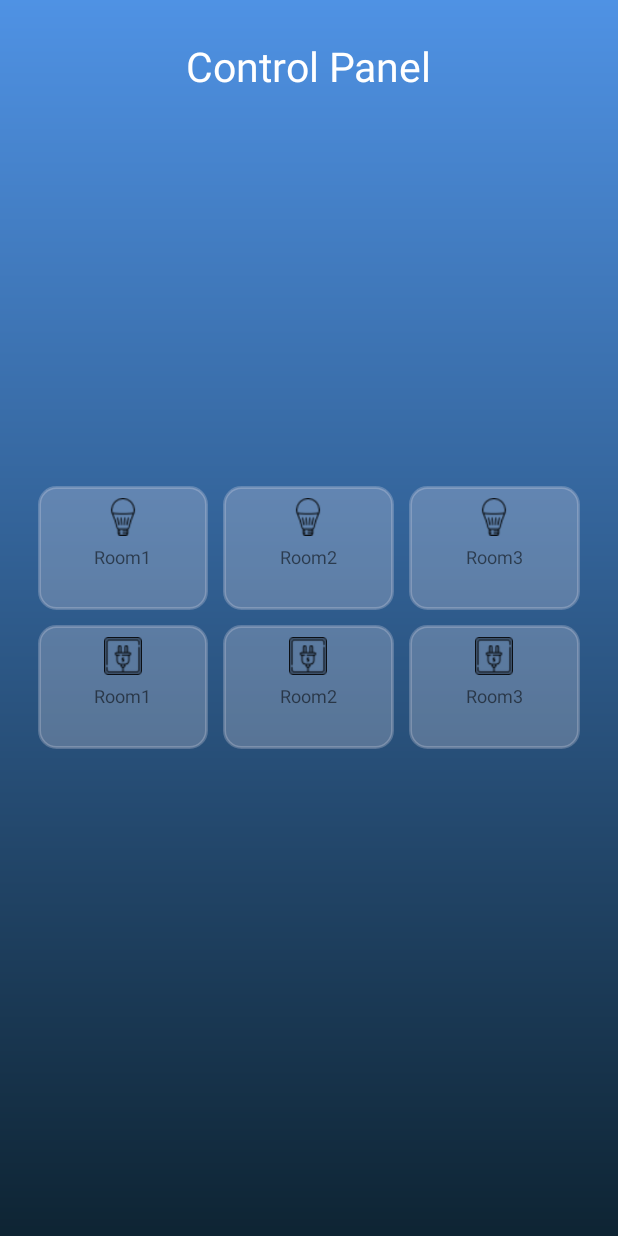
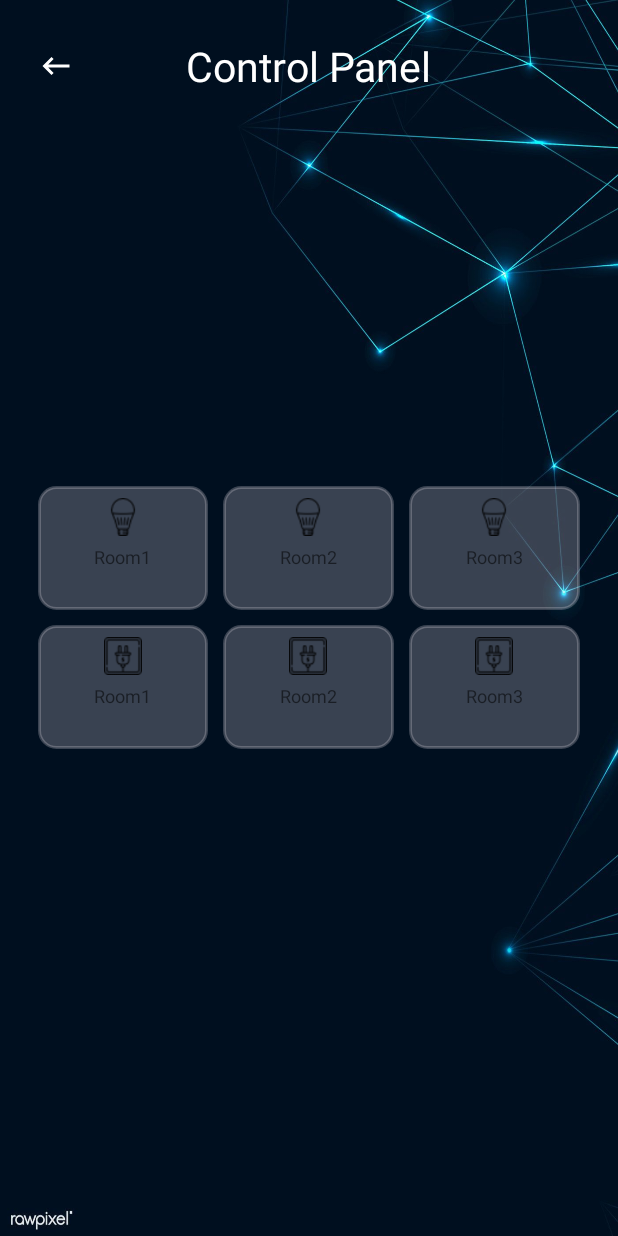
Before and after one commit to Mbesmek/Firebase-Android, an Android app: the RoomControlActivity screen opened directly, with no data from a screen before it, on a phone screen of 412 x 824 dp. Run offline under Robolectric (Android 15) with nearby library versions, the phone set to English and light mode, and no system bars; our stand-ins replace Firebase (no records; nobody signed in at launch, a user with empty details on screens opened directly).

Commit message:
edit activity background and added back button

```diff
--- a/app/src/main/java/com/example/firebase101/controls/RoomControlActivity.kt
+++ b/app/src/main/java/com/example/firebase101/controls/RoomControlActivity.kt
@@ -1,12 +1,16 @@
 package com.example.firebase101.controls
 
 import android.annotation.SuppressLint
+import android.content.Intent
 import androidx.appcompat.app.AppCompatActivity
 import android.os.Bundle
+import android.widget.ImageView
 import android.widget.LinearLayout
 import android.widget.TextView
 import androidx.core.content.ContextCompat
 import com.example.firebase101.R
+import com.example.firebase101.main.MainActivity
+import com.example.firebase101.userAuth.LoginActivity
 import com.google.firebase.database.DataSnapshot
 import com.google.firebase.database.DatabaseError
 import com.google.firebase.database.FirebaseDatabase
@@ -27,6 +31,7 @@ class RoomControlActivity : AppCompatActivity() {
     lateinit var txtElectric1: TextView
     lateinit var txtElectric2: TextView
     lateinit var txtElectric3: TextView
+
 
     lateinit var layouts: ArrayList<LinearLayout>
     lateinit var controlValue: ArrayList<String>
@@ -133,6 +138,12 @@ class RoomControlActivity : AppCompatActivity() {
     @SuppressLint("SetTextI18n")
     private fun listeners() {
         val database = FirebaseDatabase.getInstance().reference
+
+        val imgBackButton = findViewById<ImageView>(R.id.tool_bar_left_icon)
+
+        imgBackButton.setOnClickListener {
+            startActivity(Intent(this, MainActivity::class.java))
+        }
 
         llLamp1.setOnClickListener {
             if (controlValue[0] == "On") {
--- a/app/src/main/java/com/example/firebase101/userAuth/UserActivity.kt
+++ b/app/src/main/java/com/example/firebase101/userAuth/UserActivity.kt
@@ -4,7 +4,9 @@ import android.content.Intent
 import androidx.appcompat.app.AppCompatActivity
 import android.os.Bundle
 import android.widget.Button
+import android.widget.ImageView
 import com.example.firebase101.R
+import com.example.firebase101.main.MainActivity
 import com.google.firebase.auth.FirebaseAuth
 
 class UserActivity : AppCompatActivity() {
@@ -17,6 +19,14 @@ class UserActivity : AppCompatActivity() {
     }
 
     private fun listener() {
+
+
+        val imgBackButton = findViewById<ImageView>(R.id.tool_bar_left_icon)
+
+        imgBackButton.setOnClickListener {
+            startActivity(Intent(this, MainActivity::class.java))
+        }
+
         val btnLogout = findViewById<Button>(R.id.btnLogout)
         btnLogout.setOnClickListener {
             FirebaseAuth.getInstance().signOut()
--- a/app/src/main/res/layout/activity_login.xml
+++ b/app/src/main/res/layout/activity_login.xml
@@ -3,7 +3,7 @@
     xmlns:app="http://schemas.android.com/apk/res-auto"
     android:layout_width="match_parent"
     android:layout_height="match_parent"
-    android:background="@drawable/login_background">
+    android:background="@drawable/bck5">
 
     <ImageView
         android:id="@+id/imageView"
@@ -12,7 +12,8 @@
         android:layout_centerHorizontal="true"
         android:layout_marginTop="50dp"
         app:srcCompat="@drawable/login"
-        android:background="@color/white"/>
+        android:background="@color/white"
+        android:visibility="invisible"/>
 
     <EditText
         android:id="@+id/edtLoginMail"
--- a/app/src/main/res/layout/activity_register.xml
+++ b/app/src/main/res/layout/activity_register.xml
@@ -3,7 +3,7 @@
     android:layout_width="match_parent"
     android:layout_height="match_parent"
     android:layout_gravity="center_horizontal"
-    android:background="@drawable/login_background"
+    android:background="@drawable/bck5"
     android:gravity="center_horizontal"
     android:orientation="vertical">
 
--- a/app/src/main/res/layout/activity_room_control.xml
+++ b/app/src/main/res/layout/activity_room_control.xml
@@ -3,7 +3,7 @@
     xmlns:app="http://schemas.android.com/apk/res-auto"
     android:layout_width="match_parent"
     android:layout_height="match_parent"
-    android:background="@drawable/activitycolor_background"
+    android:background="@drawable/bck5"
     android:orientation="vertical"
     android:padding="25dp">
 
@@ -13,23 +13,30 @@
         android:layout_height="match_parent"
         android:visibility="visible">
 
-        <LinearLayout
+        <RelativeLayout
             android:id="@+id/addressContainer"
             android:layout_width="match_parent"
-            android:layout_height="wrap_content"
-            android:gravity="center"
-            android:orientation="vertical">
+            android:layout_height="wrap_content">
+
+            <ImageView
+                android:id="@+id/tool_bar_left_icon"
+                android:layout_width="wrap_content"
+                android:layout_height="wrap_content"
+                android:layout_alignParentLeft="true"
+                android:layout_centerVertical="true"
+                android:src="@drawable/ic_baseline_keyboard_backspace_24"
+                app:tint="@color/white" />
 
 
             <TextView
                 android:id="@+id/updated_date"
                 android:layout_width="wrap_content"
                 android:layout_height="wrap_content"
+                android:layout_centerHorizontal="true"
+                android:text="Control Panel"
                 android:textColor="@color/white"
-                android:textSize="27dp"
-                android:text="Control Panel"/>
-        </LinearLayout>
-
+                android:textSize="27dp" />
+        </RelativeLayout>
 
 
         <LinearLayout
@@ -46,39 +53,38 @@
                 android:weightSum="3">
 
                 <LinearLayout
+                    android:id="@+id/llLampControl1"
                     android:layout_width="0dp"
                     android:layout_height="wrap_content"
                     android:layout_weight="1"
                     android:background="@drawable/curved_background"
                     android:gravity="center"
                     android:orientation="vertical"
-                    android:padding="8dp"
-                    android:id="@+id/llLampControl1">
+                    android:padding="8dp">
 
                     <ImageView
                         android:layout_width="25dp"
                         android:layout_height="25dp"
                         android:src="@drawable/led_lamp"
-                        app:tint="@color/black"
-                        android:visibility="visible" />
+                        android:visibility="visible"
+                        app:tint="@color/black" />
 
                     <Space
                         android:layout_width="wrap_content"
                         android:layout_height="5dp" />
 
                     <TextView
+                        android:id="@+id/LampControlHeader1"
                         android:layout_width="wrap_content"
                         android:layout_height="wrap_content"
                         android:text="Room1"
-                        android:textSize="12dp"
-                        android:id="@+id/LampControlHeader1"/>
+                        android:textSize="12dp" />
 
                     <TextView
                         android:id="@+id/txtLampControl1"
                         android:layout_width="wrap_content"
                         android:layout_height="wrap_content"
-                        android:textSize="14dp"
-                        />
+                        android:textSize="14dp" />
                 </LinearLayout>
 
                 <Space
@@ -86,32 +92,32 @@
                     android:layout_height="wrap_content" />
 
                 <LinearLayout
+                    android:id="@+id/llLampControl2"
                     android:layout_width="0dp"
                     android:layout_height="wrap_content"
                     android:layout_weight="1"
                     android:background="@drawable/curved_background"
                     android:gravity="center"
                     android:orientation="vertical"
-                    android:padding="8dp"
-                    android:id="@+id/llLampControl2">
+                    android:padding="8dp">
 
                     <ImageView
                         android:layout_width="25dp"
                         android:layout_height="25dp"
                         android:src="@drawable/led_lamp"
-                        app:tint="@color/black"
-                        android:visibility="visible" />
+                        android:visibility="visible"
+                        app:tint="@color/black" />
 
                     <Space
                         android:layout_width="wrap_content"
                         android:layout_height="5dp" />
 
                     <TextView
+                        android:id="@+id/lampControlHeader2"
                         android:layout_width="wrap_content"
                         android:layout_height="wrap_content"
                         android:text="Room2"
-                        android:textSize="12dp"
-                        android:id="@+id/lampControlHeader2"/>
+                        android:textSize="12dp" />
 
                     <TextView
                         android:id="@+id/txtLampControl2"
@@ -125,14 +131,14 @@
                     android:layout_height="wrap_content" />
 
                 <LinearLayout
+                    android:id="@+id/llLampControl3"
                     android:layout_width="0dp"
                     android:layout_height="wrap_content"
                     android:layout_weight="1"
                     android:background="@drawable/curved_background"
                     android:gravity="center"
                     android:orientation="vertical"
-                    android:padding="8dp"
-                    android:id="@+id/llLampControl3">
+                    android:padding="8dp">
 
                     <ImageView
                         android:layout_width="25dp"
@@ -146,11 +152,11 @@
                         android:layout_height="5dp" />
 
                     <TextView
+                        android:id="@+id/lampControlHeader3"
                         android:layout_width="wrap_content"
                         android:layout_height="wrap_content"
                         android:text="Room3"
-                        android:textSize="12dp"
-                        android:id="@+id/lampControlHeader3"/>
+                        android:textSize="12dp" />
 
                     <TextView
                         android:id="@+id/txtLampControl3"
@@ -171,39 +177,38 @@
                 android:weightSum="3">
 
                 <LinearLayout
+                    android:id="@+id/llElectricControl1"
                     android:layout_width="0dp"
                     android:layout_height="wrap_content"
                     android:layout_weight="1"
                     android:background="@drawable/curved_background"
                     android:gravity="center"
                     android:orientation="vertical"
-                    android:padding="8dp"
-                    android:id="@+id/llElectricControl1">
+                    android:padding="8dp">
 
                     <ImageView
                         android:layout_width="25dp"
                         android:layout_height="25dp"
                         android:src="@drawable/electric_plug"
-                        app:tint="@color/black"
-                        android:visibility="visible" />
+                        android:visibility="visible"
+                        app:tint="@color/black" />
 
                     <Space
                         android:layout_width="wrap_content"
                         android:layout_height="5dp" />
 
                     <TextView
+                        android:id="@+id/electricControlHeader1"
                         android:layout_width="wrap_content"
                         android:layout_height="wrap_content"
                         android:text="Room1"
-                        android:textSize="12dp"
-                        android:id="@+id/electricControlHeader1"/>
+                        android:textSize="12dp" />
 
                     <TextView
                         android:id="@+id/txtElectronicControl1"
                         android:layout_width="wrap_content"
                         android:layout_height="wrap_content"
-                        android:textSize="14dp"
-                        />
+                        android:textSize="14dp" />
                 </LinearLayout>
 
                 <Space
@@ -211,14 +216,14 @@
                     android:layout_height="wrap_content" />
 
                 <LinearLayout
+                    android:id="@+id/llElectricControl2"
                     android:layout_width="0dp"
                     android:layout_height="wrap_content"
                     android:layout_weight="1"
                     android:background="@drawable/curved_background"
                     android:gravity="center"
                     android:orientation="vertical"
-                    android:padding="8dp"
-                    android:id="@+id/llElectricControl2">
+                    android:padding="8dp">
 
                     <ImageView
                         android:layout_width="25dp"
@@ -231,11 +236,11 @@
                         android:layout_height="5dp" />
 
                     <TextView
+                        android:id="@+id/electricControlHeader2"
                         android:layout_width="wrap_content"
                         android:layout_height="wrap_content"
                         android:text="Room2"
-                        android:textSize="12dp"
-                        android:id="@+id/electricControlHeader2"/>
+                        android:textSize="12dp" />
 
                     <TextView
                         android:id="@+id/txtElectronicControl2"
@@ -249,14 +254,14 @@
                     android:layout_height="wrap_content" />
 
                 <LinearLayout
+                    android:id="@+id/llElectricControl3"
                     android:layout_width="0dp"
                     android:layout_height="wrap_content"
                     android:layout_weight="1"
                     android:background="@drawable/curved_background"
                     android:gravity="center"
                     android:orientation="vertical"
-                    android:padding="8dp"
-                    android:id="@+id/llElectricControl3">
+                    android:padding="8dp">
 
                     <ImageView
                         android:layout_width="25dp"
@@ -270,11 +275,11 @@
                         android:layout_height="5dp" />
 
                     <TextView
+                        android:id="@+id/electricControlHeader3"
                         android:layout_width="wrap_content"
                         android:layout_height="wrap_content"
                         android:text="Room3"
-                        android:textSize="12dp"
-                        android:id="@+id/electricControlHeader3"/>
+                        android:textSize="12dp" />
 
                     <TextView
                         android:id="@+id/txtElectronicControl3"
@@ -285,8 +290,6 @@
             </LinearLayout>
         </LinearLayout>
     </RelativeLayout>
-
-
 
 
     <ProgressBar
--- a/app/src/main/res/layout/activity_user.xml
+++ b/app/src/main/res/layout/activity_user.xml
@@ -4,17 +4,28 @@
     xmlns:tools="http://schemas.android.com/tools"
     android:layout_width="match_parent"
     android:layout_height="match_parent"
-    android:background="@drawable/activitycolor_background">
+    android:background="@drawable/bck5">
 
     <ImageView
-        android:layout_width="200dp"
-        android:layout_height="200dp"
+        android:id="@+id/tool_bar_left_icon"
+        android:layout_width="wrap_content"
+        android:layout_height="wrap_content"
+        android:layout_marginLeft="33dp"
+        android:layout_marginTop="33dp"
+        android:src="@drawable/ic_baseline_keyboard_backspace_24"
+        app:tint="@color/white" />
+
+
+    <ImageView
+        android:layout_width="150dp"
+        android:layout_height="150dp"
         android:layout_centerHorizontal="true"
         android:layout_marginTop="70dp"
         android:id="@+id/imgUser"
         android:src="@drawable/user2"
         app:tint="#FFFFFF"
-        android:visibility="visible"/>
+        android:visibility="visible"
+        android:layout_below="@+id/toolbar"/>
 
     <TextView
         android:layout_width="200dp"
--- a/app/src/main/res/layout/toolbar.xml
+++ b/app/src/main/res/layout/toolbar.xml
@@ -1,18 +1,21 @@
-<androidx.appcompat.widget.Toolbar
-    xmlns:android="http://schemas.android.com/apk/res/android"
+<androidx.appcompat.widget.Toolbar xmlns:android="http://schemas.android.com/apk/res/android"
     xmlns:app="http://schemas.android.com/apk/res-auto"
     xmlns:tools="http://schemas.android.com/tools"
-    android:theme="@style/ThemeOverlay.AppCompat.Dark.ActionBar"
     android:id="@+id/toolbar"
     android:layout_width="match_parent"
     android:layout_height="wrap_content"
-    android:background="@drawable/activitycolor_background"
+    android:background="@color/colorPrimary"
     android:minHeight="?attr/actionBarSize"
+    android:theme="@style/ThemeOverlay.AppCompat.Dark.ActionBar"
+
+
     >
 
     <RelativeLayout
         android:layout_width="match_parent"
-        android:layout_height="wrap_content">
+        android:layout_height="wrap_content"
+
+        >
 
         <ImageView
             android:id="@+id/tool_bar_left_icon"
@@ -29,13 +32,12 @@
             android:layout_centerVertical="true"
             android:layout_gravity="center"
             android:layout_marginLeft="20dp"
+            android:layout_toLeftOf="@+id/toolbarMenu"
             android:layout_toRightOf="@+id/tool_bar_left_icon"
+
             android:gravity="left"
-            android:text="Sensor Value Dashboard"
             android:textColor="@color/white"
-            android:textSize="20sp"
-            android:layout_toLeftOf="@+id/toolbarMenu"
-            />
+            android:textSize="20sp" />
 
 
         <ImageView
@@ -46,7 +48,7 @@
             android:layout_centerVertical="true"
             android:layout_marginRight="12dp"
             android:src="@drawable/ic_menu"
-            android:visibility="invisible"/>
+            android:visibility="invisible" />
 
     </RelativeLayout>
 
```
